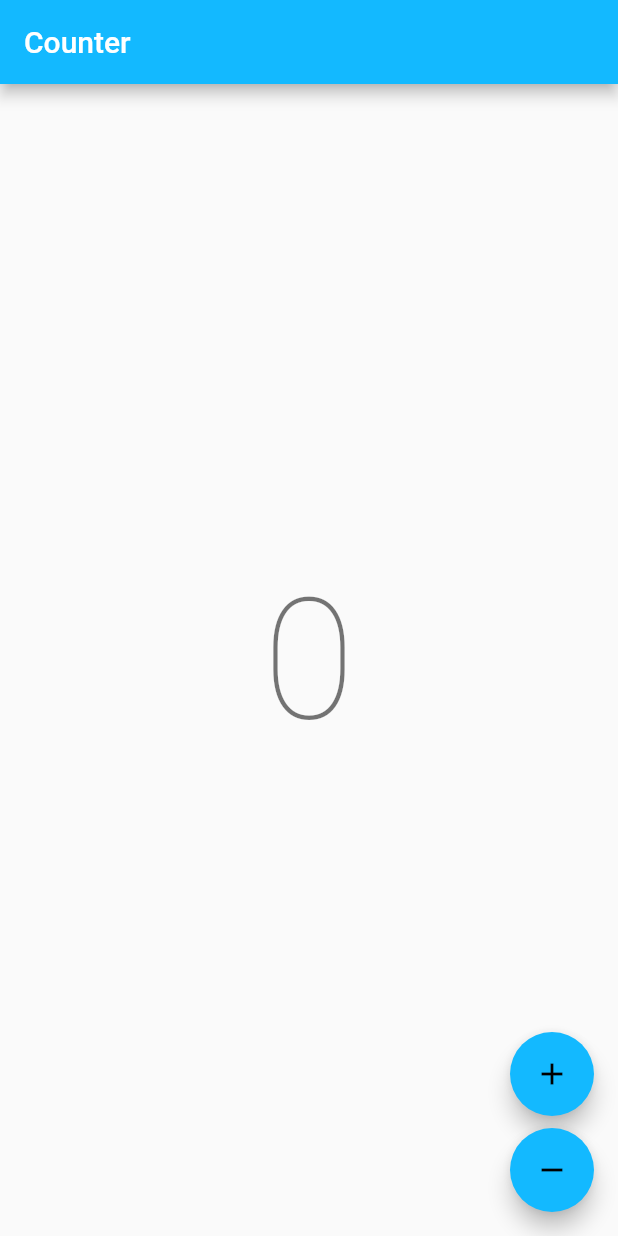
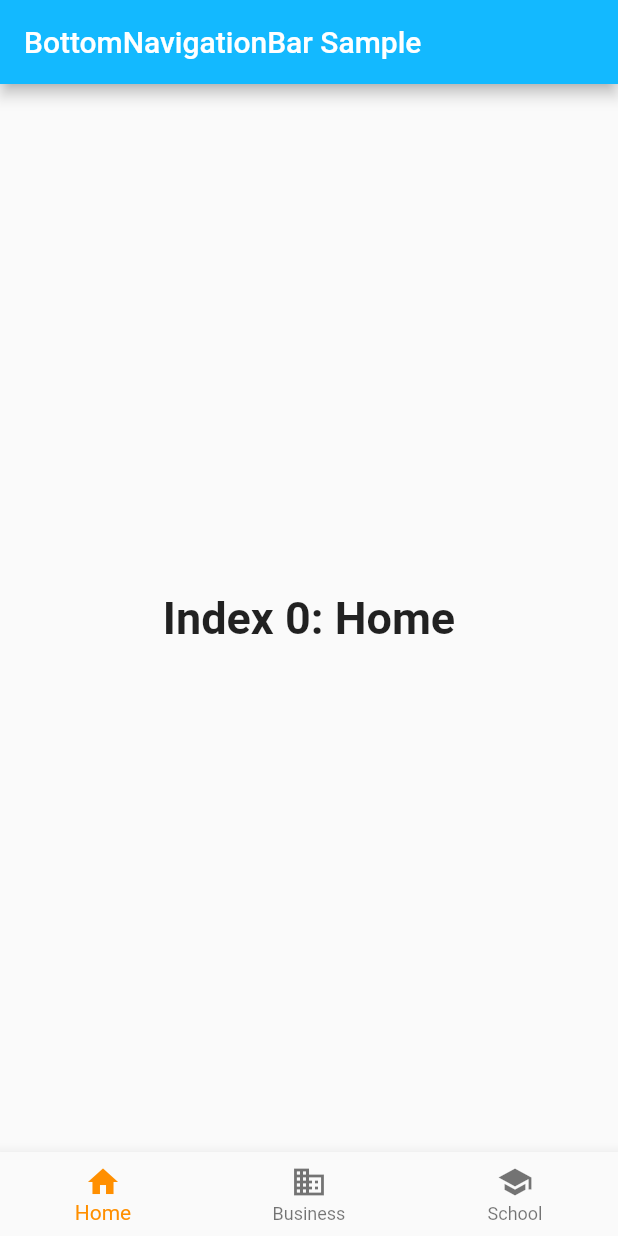
Before and after one commit to edd34/info-traffic-976, a Flutter app: the screen it shows after launch, on a phone screen of 412 x 824 dp. Run offline on Flutter 3.47's test engine with Material 2 defaults, Android fonts, the phone set to English and light mode, and no system bars; our stand-ins replace bloc, flutter_bloc; generated files the repository leaves out were written again.

Commit message:
add bottom navigation bar

```diff
--- a/lib/app/view/app.dart
+++ b/lib/app/view/app.dart
@@ -27,7 +27,72 @@ class App extends StatelessWidget {
         GlobalMaterialLocalizations.delegate,
       ],
       supportedLocales: AppLocalizations.supportedLocales,
-      home: const CounterPage(),
+      home: const MyStatefulWidget(),
     );
   }
 }
+
+
+class MyStatefulWidget extends StatefulWidget {
+  const MyStatefulWidget({Key? key}) : super(key: key);
+
+  @override
+  State<MyStatefulWidget> createState() => _MyStatefulWidgetState();
+}
+
+class _MyStatefulWidgetState extends State<MyStatefulWidget> {
+  int _selectedIndex = 0;
+  static const TextStyle optionStyle =
+  TextStyle(fontSize: 30, fontWeight: FontWeight.bold);
+  static const List<Widget> _widgetOptions = <Widget>[
+    Text(
+      'Index 0: Home',
+      style: optionStyle,
+    ),
+    Text(
+      'Index 1: Business',
+      style: optionStyle,
+    ),
+    Text(
+      'Index 2: School',
+      style: optionStyle,
+    ),
+  ];
+
+  void _onItemTapped(int index) {
+    setState(() {
+      _selectedIndex = index;
+    });
+  }
+
+  @override
+  Widget build(BuildContext context) {
+    return Scaffold(
+      appBar: AppBar(
+        title: const Text('BottomNavigationBar Sample'),
+      ),
+      body: Center(
+        child: _widgetOptions.elementAt(_selectedIndex),
+      ),
+      bottomNavigationBar: BottomNavigationBar(
+        items: const <BottomNavigationBarItem>[
+          BottomNavigationBarItem(
+            icon: Icon(Icons.home),
+            label: 'Home',
+          ),
+          BottomNavigationBarItem(
+            icon: Icon(Icons.business),
+            label: 'Business',
+          ),
+          BottomNavigationBarItem(
+            icon: Icon(Icons.school),
+            label: 'School',
+          ),
+        ],
+        currentIndex: _selectedIndex,
+        selectedItemColor: Colors.amber[800],
+        onTap: _onItemTapped,
+      ),
+    );
+  }
+}
```
